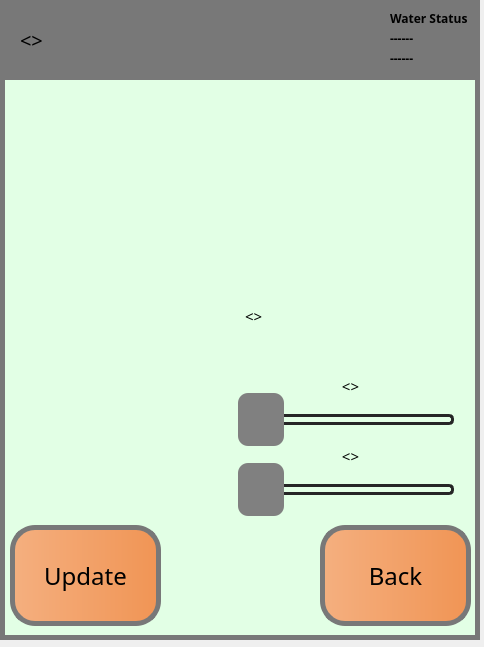
This is Software/code/form.ui in Ulnooweg/GroBot as Qt 5 draws it before an edit. The edited form follows.
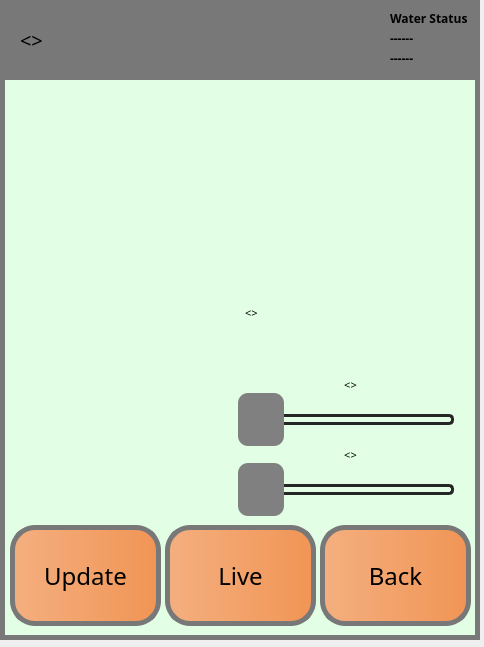
This is the edited form. Custom widgets are drawn as their Qt base class.

Commit message: Added Monitor Live Button to Data Monitor

What changed in the file:
```diff
--- a/Software/code/form.ui
+++ b/Software/code/form.ui
@@ -376,7 +376,7 @@
      <property name="font">
       <font>
        <family>Myriad Pro</family>
-       <pointsize>11</pointsize>
+       <pointsize>8</pointsize>
       </font>
      </property>
      <property name="text">
@@ -478,7 +478,7 @@
      <property name="font">
       <font>
        <family>Myriad Pro</family>
-       <pointsize>11</pointsize>
+       <pointsize>8</pointsize>
       </font>
      </property>
      <property name="text">
@@ -500,7 +500,7 @@
      <property name="font">
       <font>
        <family>Myriad Pro</family>
-       <pointsize>11</pointsize>
+       <pointsize>8</pointsize>
       </font>
      </property>
      <property name="text">
@@ -510,6 +510,33 @@
       <set>Qt::AlignmentFlag::AlignCenter</set>
      </property>
     </widget>
+    <widget class="QPushButton" name="monitordata_live_btn">
+     <property name="geometry">
+      <rect>
+       <x>160</x>
+       <y>450</y>
+       <width>151</width>
+       <height>101</height>
+      </rect>
+     </property>
+     <property name="font">
+      <font>
+       <family>TikTok Sans 28pt</family>
+       <pointsize>18</pointsize>
+       <bold>false</bold>
+      </font>
+     </property>
+     <property name="styleSheet">
+      <string notr="true">QPushButton{
+	background-color: qlineargradient(x1:-3, y1:0, x2:2, y2:0, stop:0 white, stop:1 #ed7a2a);
+	border-radius: 25px;
+	border: 5px solid rgb(120, 120, 120);
+}</string>
+     </property>
+     <property name="text">
+      <string>Live</string>
+     </property>
+    </widget>
    </widget>
    <widget class="QWidget" name="manualcontrols_page">
     <widget class="QPushButton" name="waternow_btn">
```
The commit also changes 1 other file.
